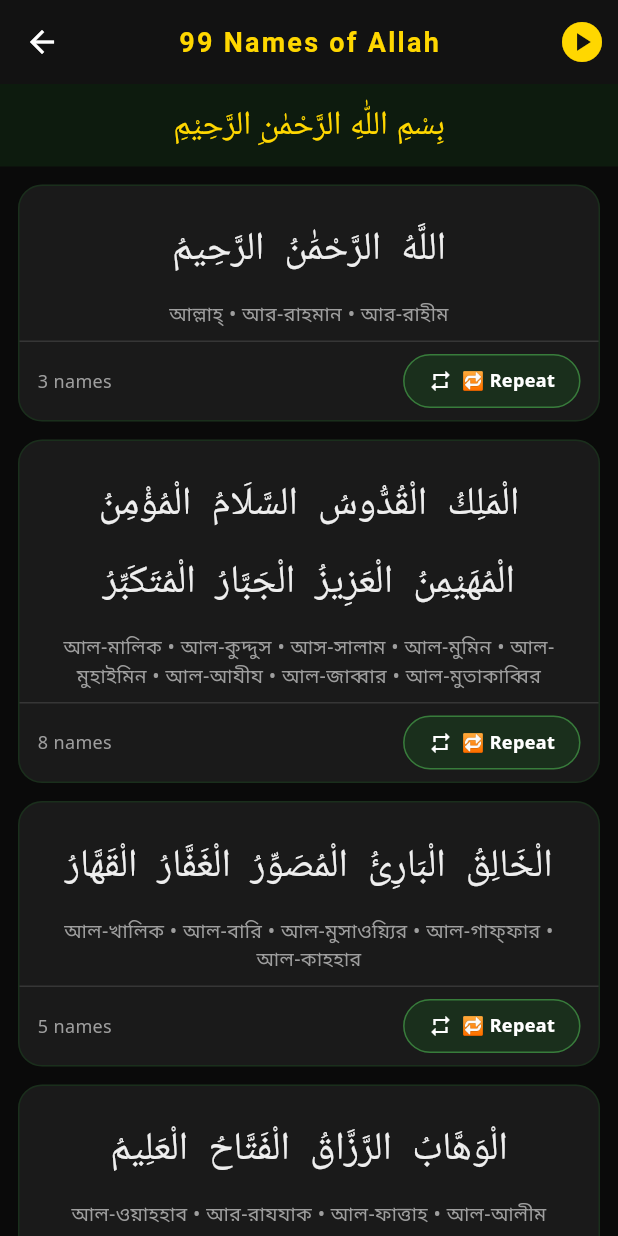
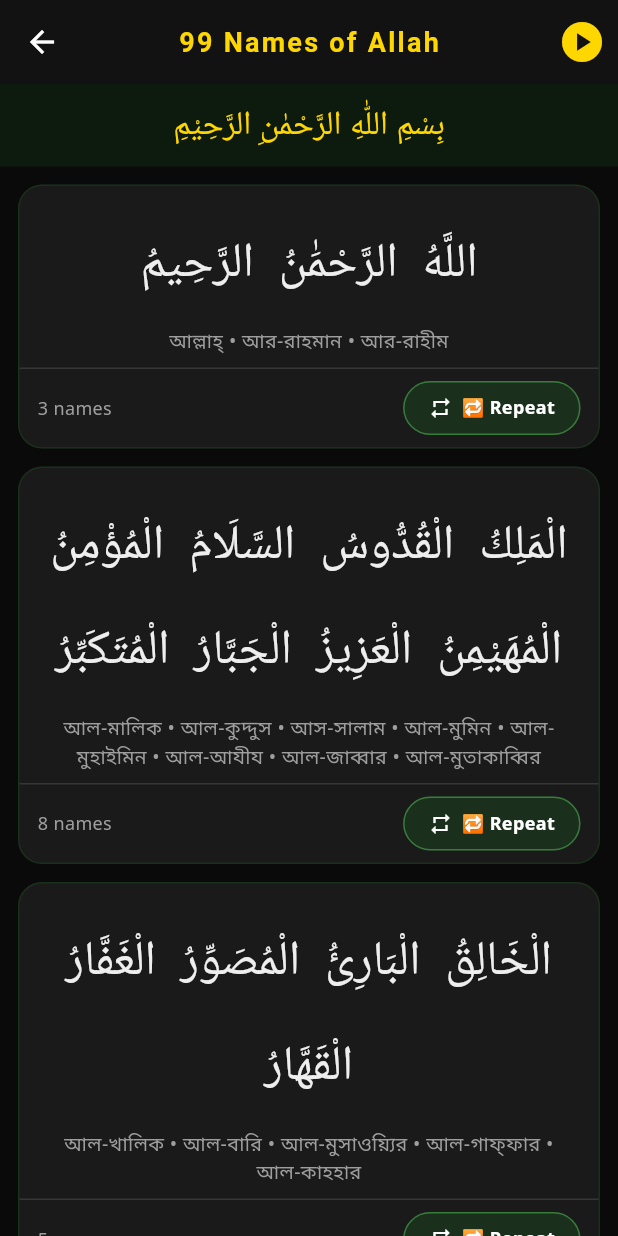
Before and after one commit to faysal3322/moni-prayer, a Flutter app: the NamesScreen screen opened directly with empty values, on a phone screen of 412 x 824 dp. Run offline on Flutter 3.47's test engine with Material 3 defaults, Android fonts, the phone set to English and light mode, and no system bars; our stand-ins replace adhan, file_picker, flutter_animate, flutter_local_notifications, flutter_tts, geolocator and 7 more; accounts and stored records are empty.

Commit message:
Update names_screen.dart

```diff
--- a/lib/screens/names_screen.dart
+++ b/lib/screens/names_screen.dart
@@ -366,9 +366,11 @@ class _NamesScreenState extends State<NamesScreen> {
                         child: Text(
                           names.map((n) => n['arabic']).join('  '),
                           style: const TextStyle(
-                            fontSize: 26,
+                            fontSize: 32,
                             color: AppTheme.textPrimary,
-                            height: 2.0,
+                            height: 2.2,
+                            fontFamily: 'Amiri',
+                            fontWeight: FontWeight.w400,
                           ),
                           textAlign: TextAlign.center,
                           textDirection: TextDirection.rtl,
```
